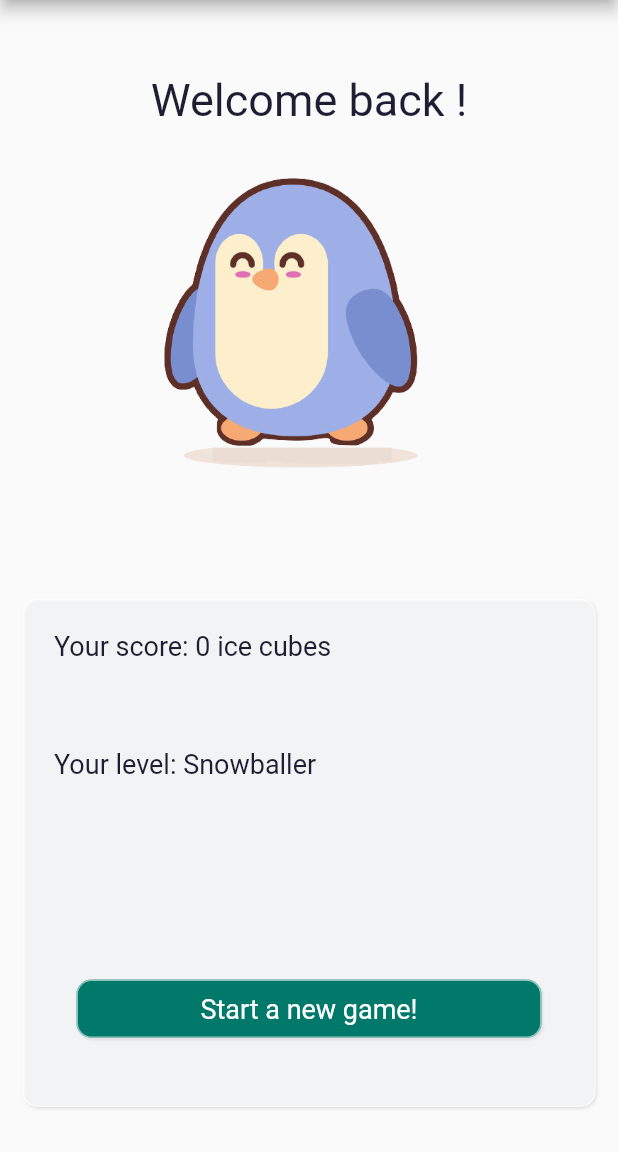
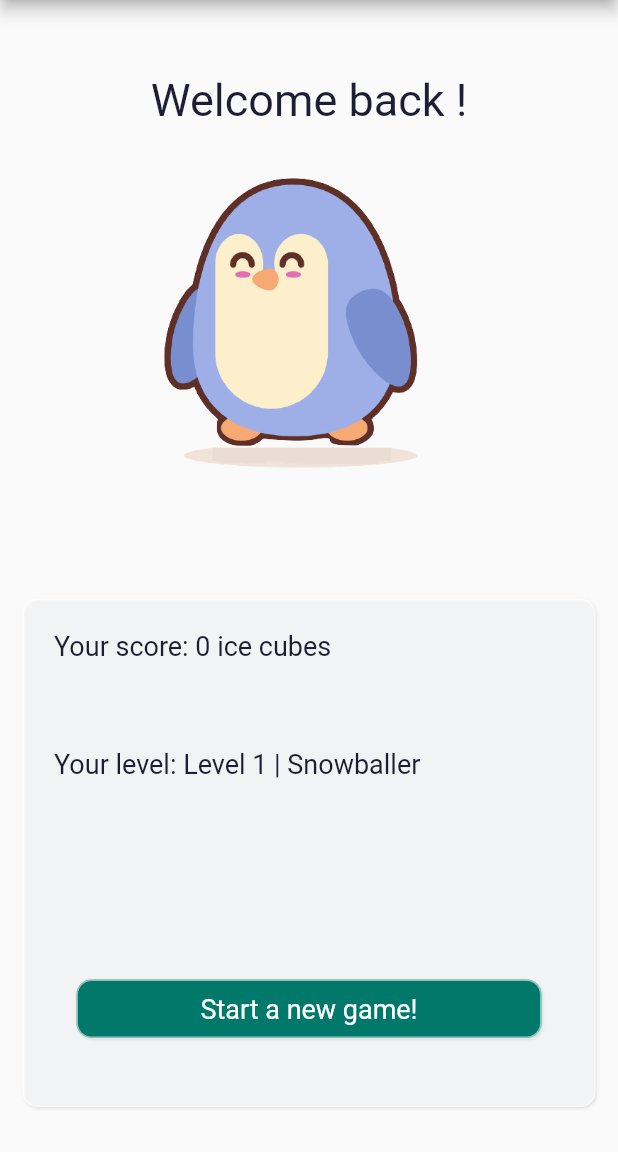
Before and after one commit to marliessophie/eq_ed, a Flutter app: the HomeScreen screen opened by its route, on a phone screen of 412 x 824 dp, the part 84-1236 px from its top. Run offline on Flutter 3.47's test engine with Material 2 defaults, Android fonts, the light colour scheme and no system bars; our stand-ins replace cloud_firestore, firebase_auth, firebase_core, flutter_signin_button, google_sign_in, modal_progress_hud_nsn; accounts and stored records are empty.

Commit message:
Adjusted scoring level names.

```diff
--- a/lib/components/game_navigation_components/scorer.dart
+++ b/lib/components/game_navigation_components/scorer.dart
@@ -2,9 +2,9 @@
 
 class Scorer {
   static Map<int, String> levels = {
-    0: 'Newbie',
-    100: 'Snowballer',
-    200: 'Ice Champ'
+    0: 'Level 0 | Newbie',
+    100: 'Level 1 | Snowballer',
+    200: 'Level 2 | Ice Champ'
   };
 
   static String getLevel(int score) {
--- a/lib/screens/login_flow/password_reset_screen.dart
+++ b/lib/screens/login_flow/password_reset_screen.dart
@@ -81,7 +81,11 @@ class _PasswordResetScreenState extends State<PasswordResetScreen> {
                     ),
                     Expanded(
                       child: ReusableCard(
-                        cardChild: Text('Send email!', style: kLabelTextStyle),
+                        cardChild: Center(
+                            child: Text('Send email!',
+                                style: kLabelTextStyle.copyWith(
+                                  color: Colors.white,
+                                ))),
                         onPress: () {
                           _auth.sendPasswordResetEmail(email: _email);
                           Navigator.pop(context);
```
